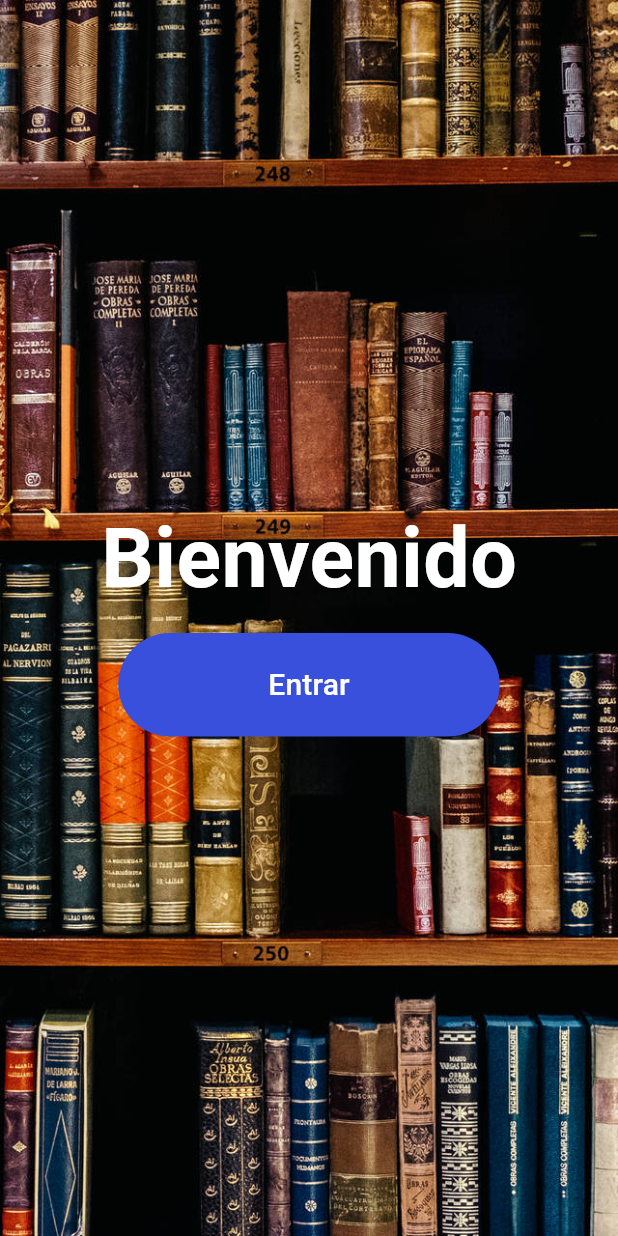
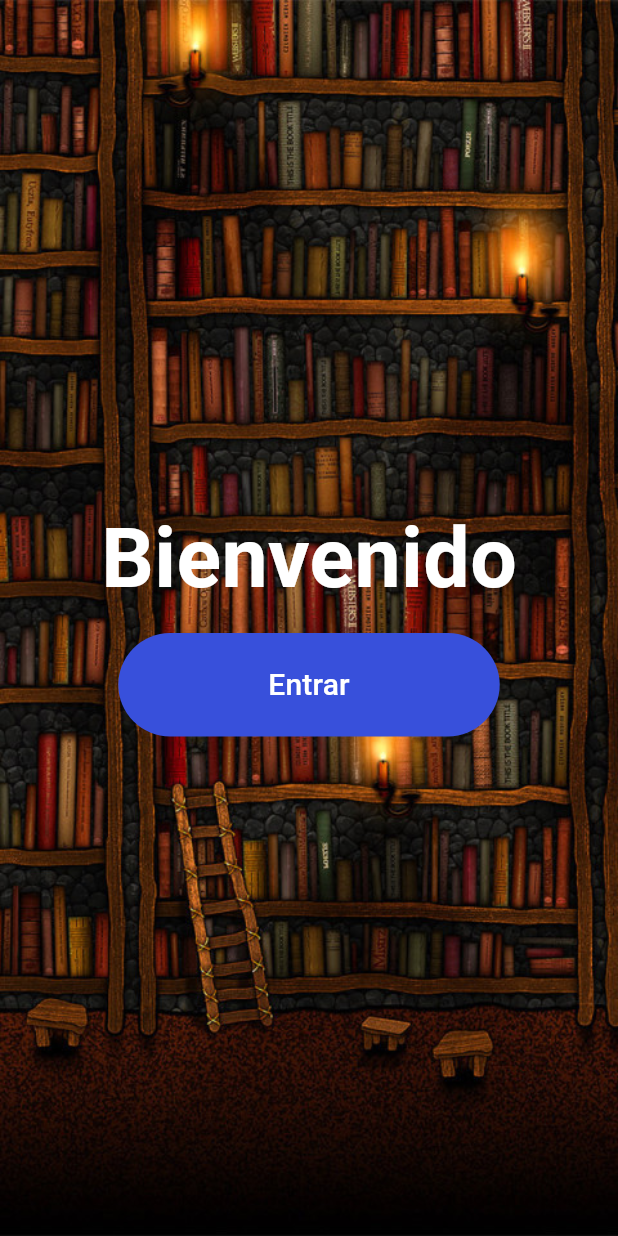
Before and after one commit to TDroidX/E-Book-Flutter, a Flutter app: the screen it shows after launch, on a phone screen of 412 x 824 dp. Run offline on Flutter 3.47's test engine with Material 3 defaults, Android fonts, the phone set to English and light mode, and no system bars; our stand-ins replace file_picker, shared_preferences.

```diff
--- a/lib/libros/librosDoc.dart
+++ b/lib/libros/librosDoc.dart
@@ -5,6 +5,7 @@ import '../busquedaLibros/busquedaLib.dart'; // Nueva ruta al archivo de búsque
 import '../perfil/perfil.dart'; // Nueva ruta al archivo de perfil
 import '.././main.dart';
 import '../login/login.dart';// Ruta al archivo principal
+
 
 class LibrosDocPage extends StatefulWidget {
   @override
@@ -54,8 +55,8 @@ class _LibrosDocPageState extends State<LibrosDocPage> {
   // Función para cerrar sesión
 Future<void> _cerrarSesion() async {
   SharedPreferences prefs = await SharedPreferences.getInstance();
-  // await prefs.remove('name'); // Eliminar el nombre de usuario
-  // await prefs.remove('password'); // Eliminar la contraseña
+  // await prefs.remove('name');
+  // await prefs.remove('password');
   await prefs.remove('isLoggedIn'); // Eliminar el estado de sesión
 
   // Redirigir al login
--- a/lib/main.dart
+++ b/lib/main.dart
@@ -69,7 +69,7 @@ class _InicioState extends State<Inicio> {
     return Container(
       decoration: BoxDecoration(
         image: DecorationImage(
-          image: AssetImage("assets/img/fondo1.jpg"),
+          image: AssetImage("assets/img/fondo2.jpeg"),
           fit: BoxFit.cover,
         ),
       ),
```
